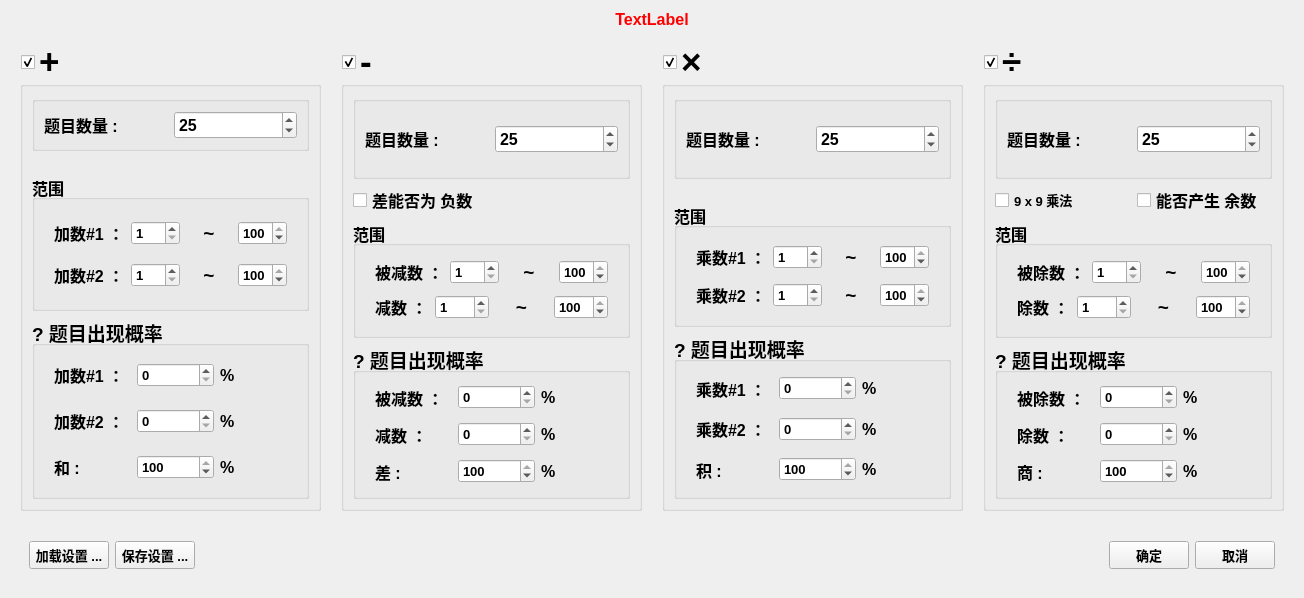
Above: cpp/Qt/AddMinusMultiplyDivide_Input/AddMinusMultiplyDivide_Input/dialog.ui from EdisoNewtong/Vector before the change. Below: the same form after it.
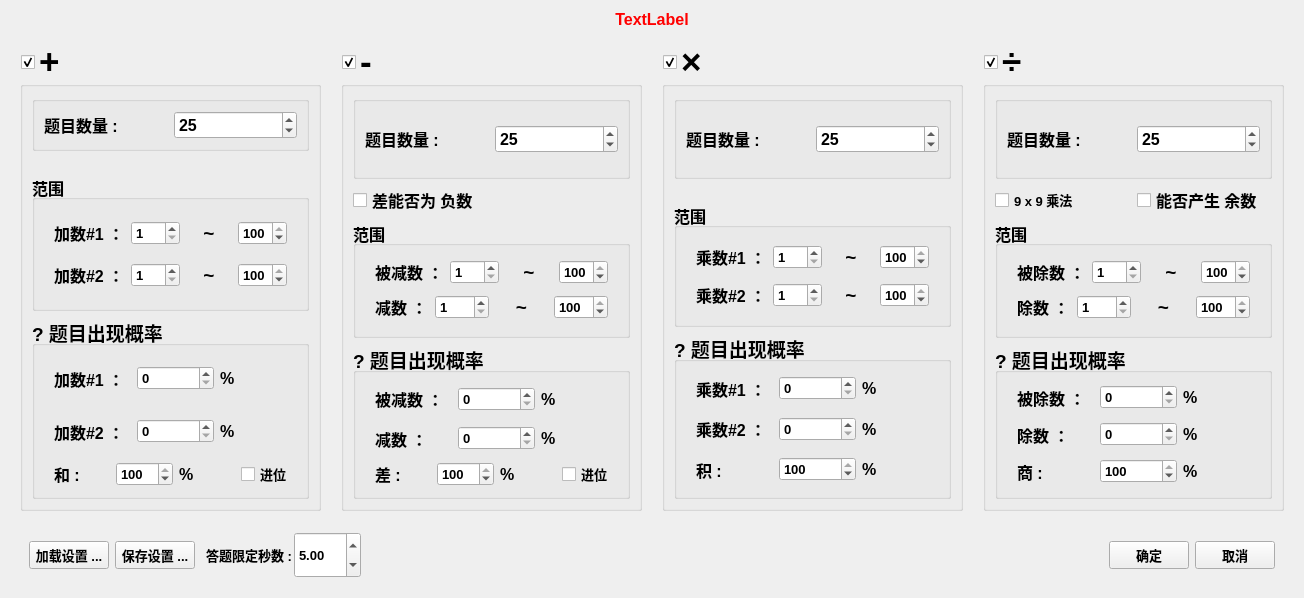
That is the form after the change.

Commit message: [dev] Qt : Add Minus Multiply Divide  ( Input project ) 1.  Merge Time-Limit feature 2.  Merge Add/Minus  Advance-Bit / Borrow-Bit   feature

What changed in the file:
```diff
--- a/cpp/Qt/AddMinusMultiplyDivide_Input/AddMinusMultiplyDivide_Input/dialog.ui
+++ b/cpp/Qt/AddMinusMultiplyDivide_Input/AddMinusMultiplyDivide_Input/dialog.ui
@@ -540,6 +540,21 @@
                 </property>
                </widget>
               </item>
+              <item>
+               <widget class="QCheckBox" name="advBitChk">
+                <property name="font">
+                 <font>
+                  <family>Arial</family>
+                  <pointsize>10</pointsize>
+                  <weight>75</weight>
+                  <bold>true</bold>
+                 </font>
+                </property>
+                <property name="text">
+                 <string>进位</string>
+                </property>
+               </widget>
+              </item>
              </layout>
             </item>
            </layout>
@@ -983,6 +998,21 @@
                 </property>
                </widget>
               </item>
+              <item>
+               <widget class="QCheckBox" name="borrowBitChk">
+                <property name="font">
+                 <font>
+                  <family>Arial</family>
+                  <pointsize>10</pointsize>
+                  <weight>75</weight>
+                  <bold>true</bold>
+                 </font>
+                </property>
+                <property name="text">
+                 <string>进位</string>
+                </property>
+               </widget>
+              </item>
              </layout>
             </item>
            </layout>
@@ -1893,7 +1923,7 @@
    </item>
    <item>
     <widget class="QWidget" name="btnsPart" native="true">
-     <layout class="QHBoxLayout" name="horizontalLayout_3" stretch="1,5,1">
+     <layout class="QHBoxLayout" name="horizontalLayout_3" stretch="2,0,1,0,0,5">
       <property name="spacing">
        <number>2</number>
       </property>
@@ -1957,6 +1987,64 @@
         </layout>
        </widget>
       </item>
+      <item>
+       <spacer name="horizontalSpacer_3">
+        <property name="orientation">
+         <enum>Qt::Horizontal</enum>
+        </property>
+        <property name="sizeHint" stdset="0">
+         <size>
+          <width>40</width>
+          <height>20</height>
+         </size>
+        </property>
+       </spacer>
+      </item>
+      <item>
+       <widget class="QLabel" name="label_45">
+        <property name="font">
+         <font>
+          <family>Arial</family>
+          <pointsize>10</pointsize>
+          <weight>75</weight>
+          <bold>true</bold>
+         </font>
+        </property>
+        <property name="text">
+         <string>答题限定秒数 :</string>
+        </property>
+       </widget>
+      </item>
+      <item>
+       <widget class="QDoubleSpinBox" name="timelimitSpinBox">
+        <property name="sizePolicy">
+         <sizepolicy hsizetype="Minimum" vsizetype="Expanding">
+          <horstretch>0</horstretch>
+          <verstretch>0</verstretch>
+         </sizepolicy>
+        </property>
+        <property name="font">
+         <font>
+          <family>Arial</family>
+          <pointsize>10</pointsize>
+          <weight>75</weight>
+          <bold>true</bold>
+         </font>
+        </property>
+        <property name="minimum">
+         <double>3.000000000000000</double>
+        </property>
+        <property name="maximum">
+         <double>120.000000000000000</double>
+        </property>
+        <property name="singleStep">
+         <double>0.100000000000000</double>
+        </property>
+        <property name="value">
+         <double>5.000000000000000</double>
+        </property>
+       </widget>
+      </item>
       <item>
        <spacer name="horizontalSpacer">
         <property name="orientation">
```
Left out of the diff: 13 changed lines with no effect on the pictures. The commit also changes 5 other files.
